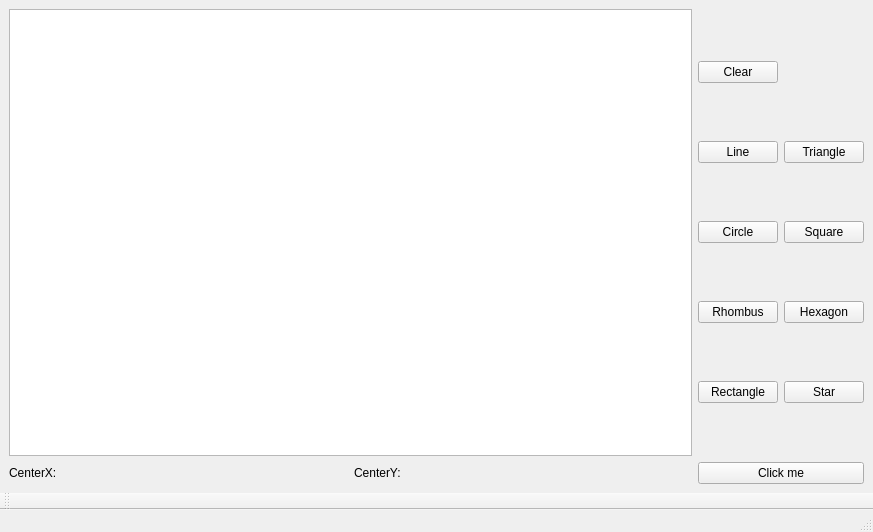
Old version of the form Painter/mainwindow.ui in the repository Vediz-antonova/RobotArm.
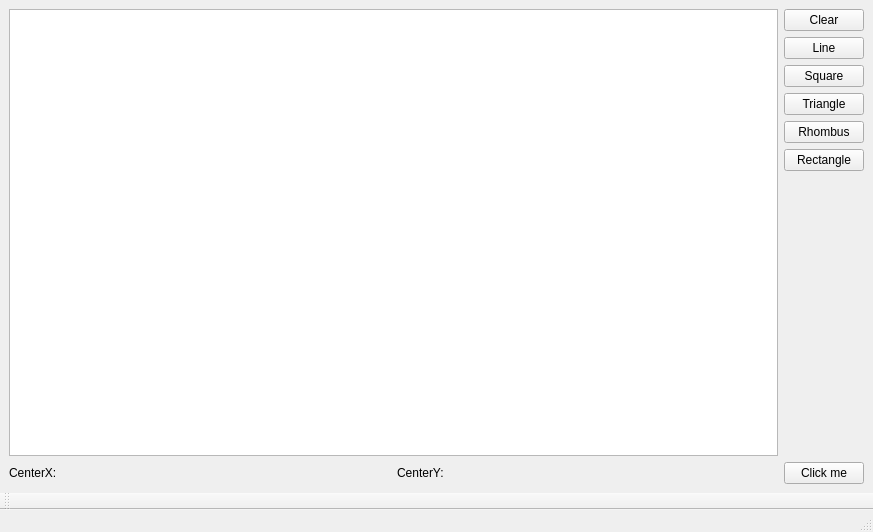
New version of the form.

What changed in the file:
```diff
--- a/Painter/mainwindow.ui
+++ b/Painter/mainwindow.ui
@@ -35,24 +35,10 @@
     </item>
     <item row="1" column="1">
      <layout class="QGridLayout" name="gridLayout">
-      <item row="1" column="0">
-       <widget class="QPushButton" name="LineButton">
-        <property name="text">
-         <string>Line</string>
-        </property>
-       </widget>
-      </item>
-      <item row="3" column="1">
-       <widget class="QPushButton" name="HexagonButton">
-        <property name="text">
-         <string>Hexagon</string>
-        </property>
-       </widget>
-      </item>
       <item row="2" column="0">
-       <widget class="QPushButton" name="CircleButton">
+       <widget class="QPushButton" name="SquareButton">
         <property name="text">
-         <string>Circle</string>
+         <string>Square</string>
         </property>
        </widget>
       </item>
@@ -63,41 +49,41 @@
         </property>
        </widget>
       </item>
-      <item row="2" column="1">
-       <widget class="QPushButton" name="SquareButton">
-        <property name="text">
-         <string>Square</string>
-        </property>
-       </widget>
-      </item>
-      <item row="3" column="0">
+      <item row="4" column="0">
        <widget class="QPushButton" name="RhombusButton">
         <property name="text">
          <string>Rhombus</string>
         </property>
        </widget>
       </item>
-      <item row="1" column="1">
+      <item row="3" column="0">
        <widget class="QPushButton" name="TriangleButton">
         <property name="text">
          <string>Triangle</string>
         </property>
        </widget>
       </item>
-      <item row="4" column="1">
-       <widget class="QPushButton" name="StarButton">
-        <property name="text">
-         <string>Star</string>
-        </property>
-       </widget>
-      </item>
-      <item row="4" column="0">
+      <item row="5" column="0">
        <widget class="QPushButton" name="RectangleButton">
         <property name="text">
          <string>Rectangle</string>
         </property>
        </widget>
       </item>
+      <item row="1" column="0">
+       <widget class="QPushButton" name="LineButton">
+        <property name="text">
+         <string>Line</string>
+        </property>
+       </widget>
+      </item>
+      <item row="6" column="0">
+       <widget class="QLabel" name="label">
+        <property name="text">
+         <string/>
+        </property>
+       </widget>
+      </item>
      </layout>
     </item>
     <item row="1" column="0">
```
